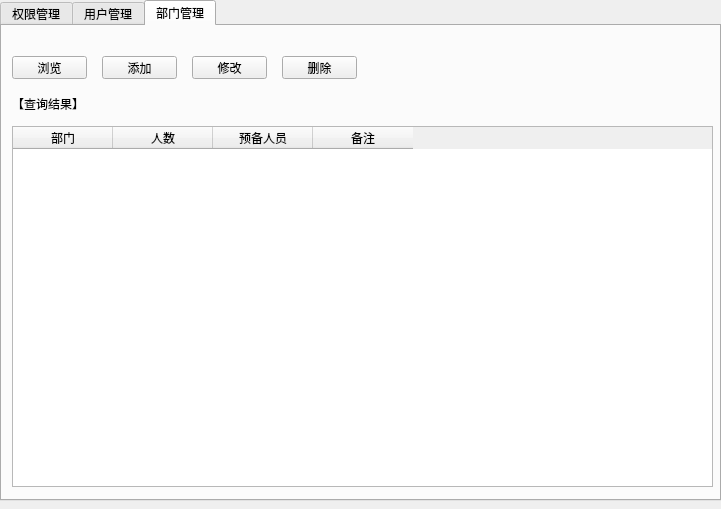
First picture: the form in com/org/ui/plsystem.ui, repository td-leo/vzplmanager, before the edit.
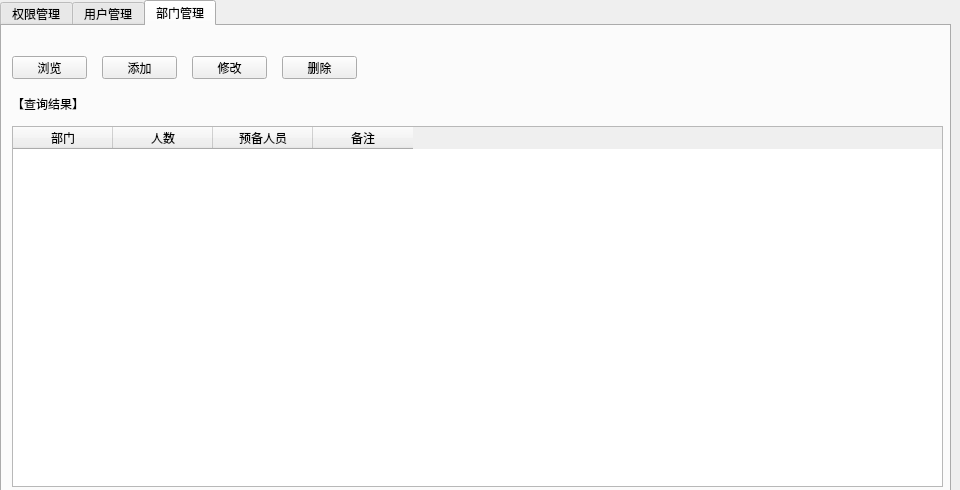
Second picture: the form after the edit.

```diff
--- a/com/org/ui/plsystem.ui
+++ b/com/org/ui/plsystem.ui
@@ -6,8 +6,8 @@
    <rect>
     <x>0</x>
     <y>0</y>
-    <width>721</width>
-    <height>509</height>
+    <width>960</width>
+    <height>490</height>
    </rect>
   </property>
   <property name="windowTitle">
@@ -18,7 +18,7 @@
     <rect>
      <x>0</x>
      <y>0</y>
-     <width>721</width>
+     <width>951</width>
      <height>501</height>
     </rect>
    </property>
@@ -291,7 +291,7 @@
       <rect>
        <x>10</x>
        <y>100</y>
-       <width>701</width>
+       <width>931</width>
        <height>361</height>
       </rect>
      </property>
```
Left out of the diff: 4 changed lines with no effect on the pictures.
